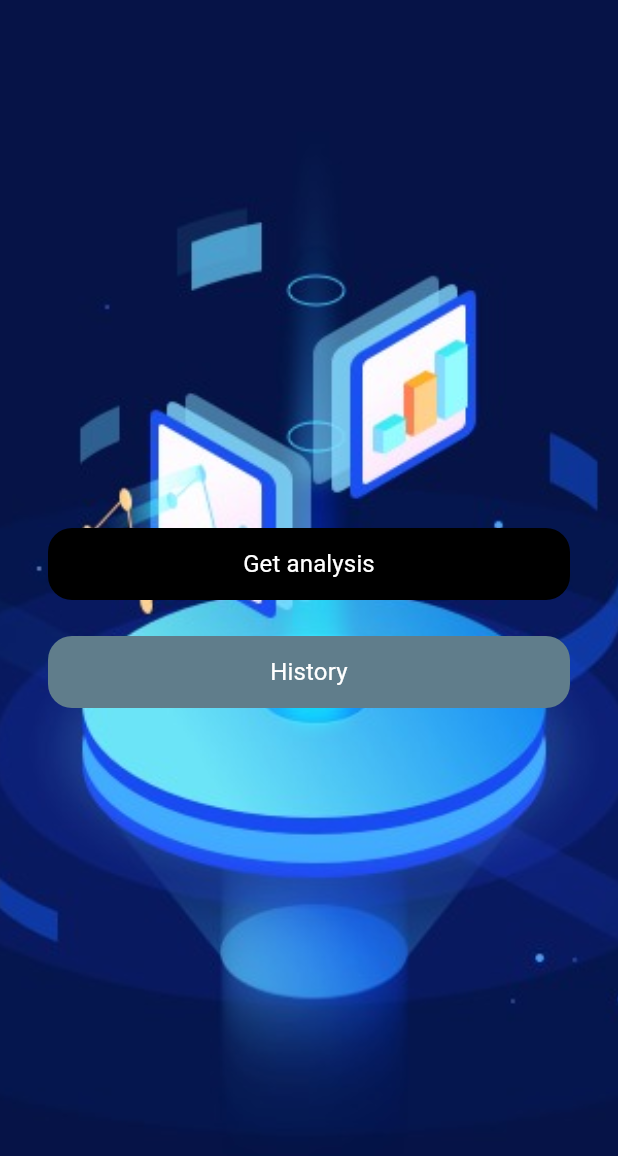
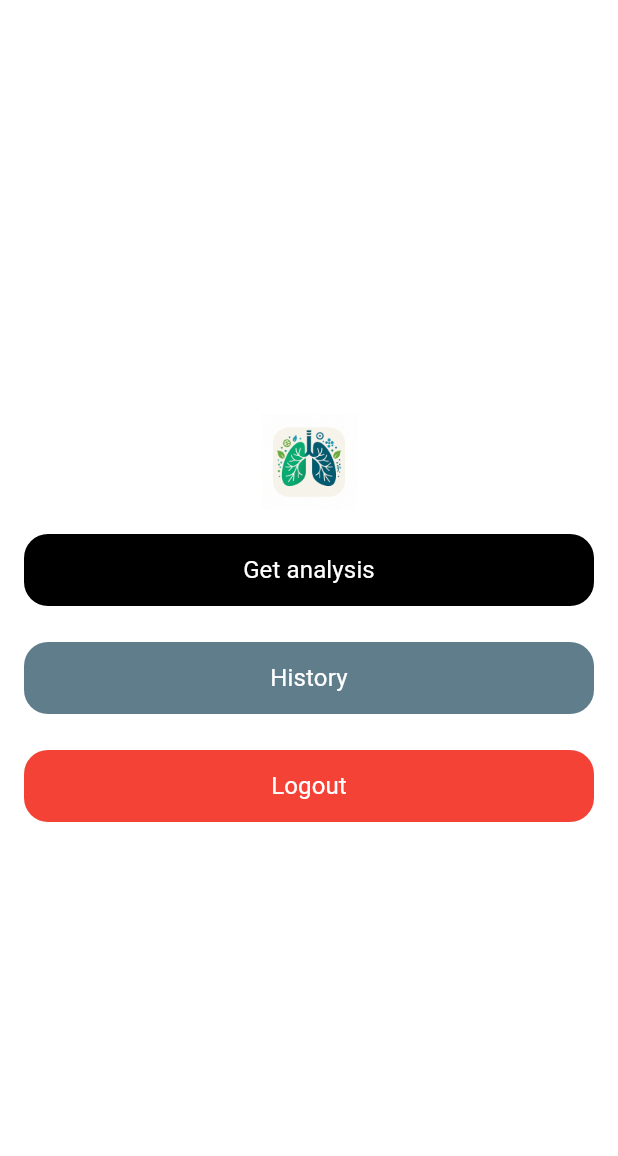
Before and after one commit to awais019/lung_sense, a Flutter app: the Analysis screen opened directly, on a phone screen of 412 x 824 dp. Shown: the top 1156 px of the screen. Run offline on Flutter 3.47's test engine with Material 3 defaults, Android fonts, the light colour scheme and no system bars; our stand-ins replace animated_splash_screen, image_picker, shared_preferences; accounts and stored records are empty.

Commit message:
feat: Refactor Analysis screen layout, enhance image analysis handling, and improve user sign-in and sign-up validation

```diff
--- a/lib/analysis.dart
+++ b/lib/analysis.dart
@@ -1,26 +1,29 @@
 import 'package:flutter/material.dart';
 import 'package:lung_sense/image_request.dart';
 import 'package:lung_sense/history.dart';
+import 'package:lung_sense/user_store.dart';
+import 'package:lung_sense/on_board.dart';
 
 class Analysis extends StatelessWidget {
   const Analysis({super.key});
 
   @override
   Widget build(BuildContext context) {
-    return Container(
-      decoration: const BoxDecoration(
-        image: DecorationImage(
-          image: AssetImage("assets/bg.jpeg"),
-          fit: BoxFit.cover,
-        ),
-      ),
-      child: Scaffold(
-        backgroundColor: Colors.transparent,
+    return Scaffold(
+      backgroundColor: Colors.white,
       body: Padding(
-          padding: const EdgeInsets.all(32.0),
+        padding: const EdgeInsets.all(16.0),
         child: Column(
           mainAxisAlignment: MainAxisAlignment.center,
           children: [
+            Align(
+              alignment: Alignment.topCenter,
+              child: SizedBox(
+                height: 64,
+                child: Image.asset('assets/logo.jpeg'),
+              ),
+            ),
+            const SizedBox(height: 16),
             Container(
               width: double.infinity,
               decoration: const BoxDecoration(
@@ -74,8 +77,35 @@ class Analysis extends StatelessWidget {
                 ),
               ),
             ),
+            const SizedBox(height: 24),
+            Container(
+              width: double.infinity,
+              decoration: const BoxDecoration(
+                color: Colors.red,
+                borderRadius: BorderRadius.all(Radius.circular(16.0)),
+              ),
+              child: TextButton(
+                onPressed: () async {
+                  await UserStore().clearToken();
+                  if (context.mounted) {
+                    Navigator.of(context).pushAndRemoveUntil(
+                      MaterialPageRoute(builder: (context) => const OnBoard()),
+                      (route) => false,
+                    );
+                  }
+                },
+                child: const Text(
+                  "Logout",
+                  style: TextStyle(
+                    fontSize: 16,
+                    fontWeight: FontWeight.w400,
+                    color: Colors.white,
+                  ),
+                  textAlign: TextAlign.center,
+                ),
+              ),
+            ),
           ],
-          ),
         ),
       ),
     );
--- a/lib/analyze.service.dart
+++ b/lib/analyze.service.dart
@@ -16,7 +16,6 @@ class Analyze {
 
     await UserStore().init();
     final token = UserStore().token;
-    debugPrint('Token: $token');
     if (token != null) {
       request.headers['Authorization'] = 'Bearer $token';
     }
--- a/lib/auth.service.dart
+++ b/lib/auth.service.dart
@@ -1,8 +1,6 @@
+import 'package:lung_sense/user_store.dart';
+import 'package:http/http.dart' as http;
 import 'dart:convert';
-
-import 'package:flutter/cupertino.dart';
-import 'package:http/http.dart' as http;
-import 'package:lung_sense/user_store.dart';
 
 class AuthService {
   static Future<http.Response> registerUser(
--- a/lib/sign_in.dart
+++ b/lib/sign_in.dart
@@ -31,9 +31,10 @@ class _SignInScreenState extends State<SignInScreen> {
         _passwordController.text,
       );
       if (response.statusCode == 200) {
+        debugPrint('Sign in successful: ${response.body}');
         final data = jsonDecode(response.body);
         await UserStore().saveToken(data["token"]);
-        Navigator.push(
+        Navigator.pushReplacement(
           context,
           MaterialPageRoute(builder: (context) => const Analysis()),
         ); // Navigate to home screen
```
Also changed, not shown: lib/image_request.dart (+18 -4 lines), lib/sign_up.dart (+8 -2 lines), 1 other file. Lines whose indentation alone changed are shown as unchanged.
